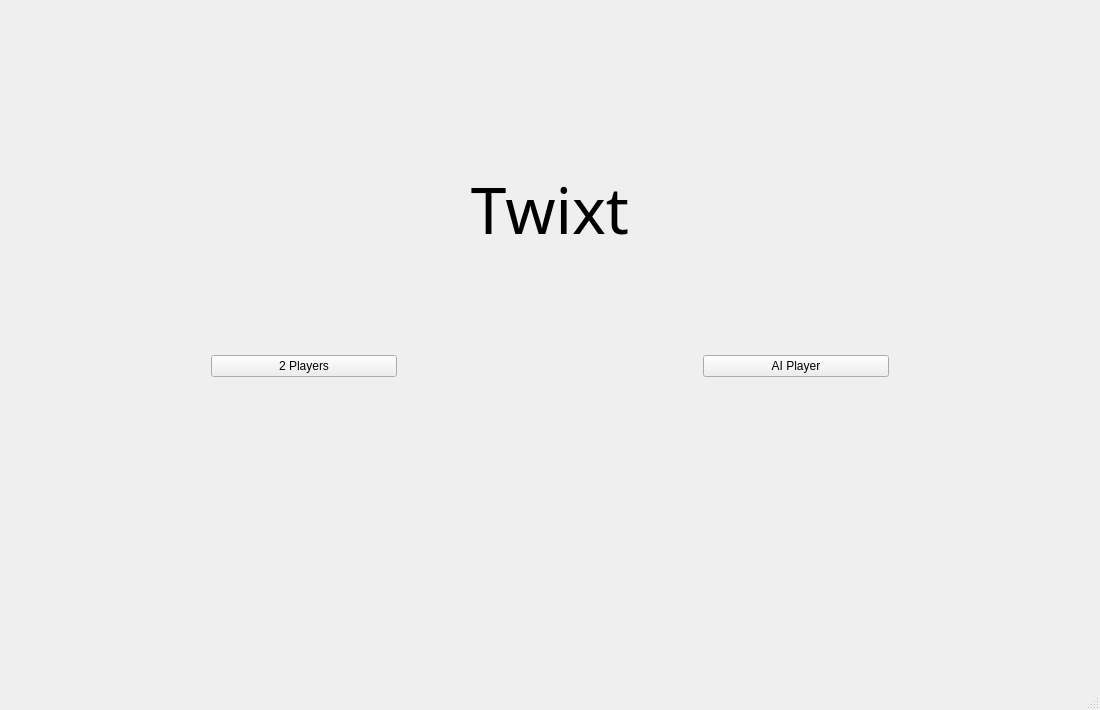
Above: GUI/StartWindow.ui from Offuru/Left-4-Code before the change. Below: the same form after it.
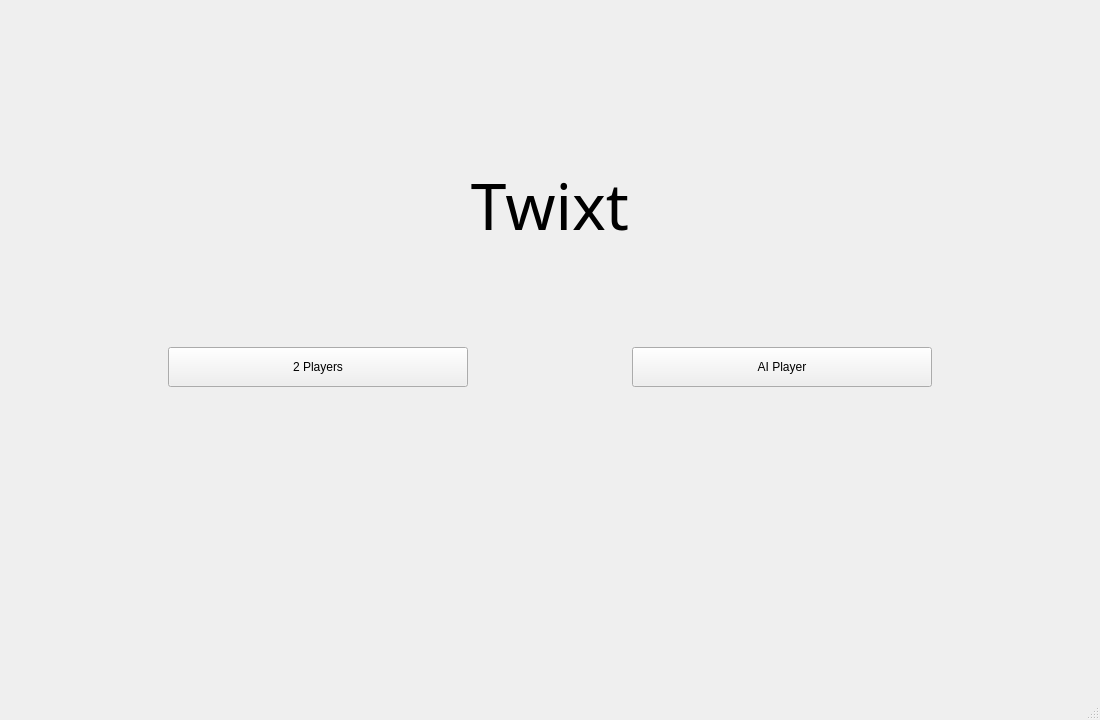
That is the form after the change.

What changed in the file:
```diff
--- a/GUI/StartWindow.ui
+++ b/GUI/StartWindow.ui
@@ -69,6 +69,12 @@
        <layout class="QGridLayout" name="gridLayout_2">
         <item row="0" column="3">
          <widget class="QPushButton" name="aiPlayerButton">
+          <property name="minimumSize">
+           <size>
+            <width>300</width>
+            <height>40</height>
+           </size>
+          </property>
           <property name="text">
            <string>AI Player</string>
           </property>
@@ -80,11 +86,11 @@
            <enum>Qt::Horizontal</enum>
           </property>
           <property name="sizeType">
-           <enum>QSizePolicy::Fixed</enum>
+           <enum>QSizePolicy::Maximum</enum>
           </property>
           <property name="sizeHint" stdset="0">
            <size>
-            <width>200</width>
+            <width>300</width>
             <height>20</height>
            </size>
           </property>
@@ -92,6 +98,12 @@
         </item>
         <item row="0" column="1">
          <widget class="QPushButton" name="twoPlayersButton">
+          <property name="minimumSize">
+           <size>
+            <width>300</width>
+            <height>40</height>
+           </size>
+          </property>
           <property name="text">
            <string>2 Players</string>
           </property>
@@ -103,7 +115,7 @@
            <enum>Qt::Horizontal</enum>
           </property>
           <property name="sizeType">
-           <enum>QSizePolicy::Fixed</enum>
+           <enum>QSizePolicy::Expanding</enum>
           </property>
           <property name="sizeHint" stdset="0">
            <size>
@@ -119,11 +131,11 @@
            <enum>Qt::Horizontal</enum>
           </property>
           <property name="sizeType">
-           <enum>QSizePolicy::Fixed</enum>
+           <enum>QSizePolicy::Maximum</enum>
           </property>
           <property name="sizeHint" stdset="0">
            <size>
-            <width>200</width>
+            <width>300</width>
             <height>20</height>
            </size>
           </property>
```
